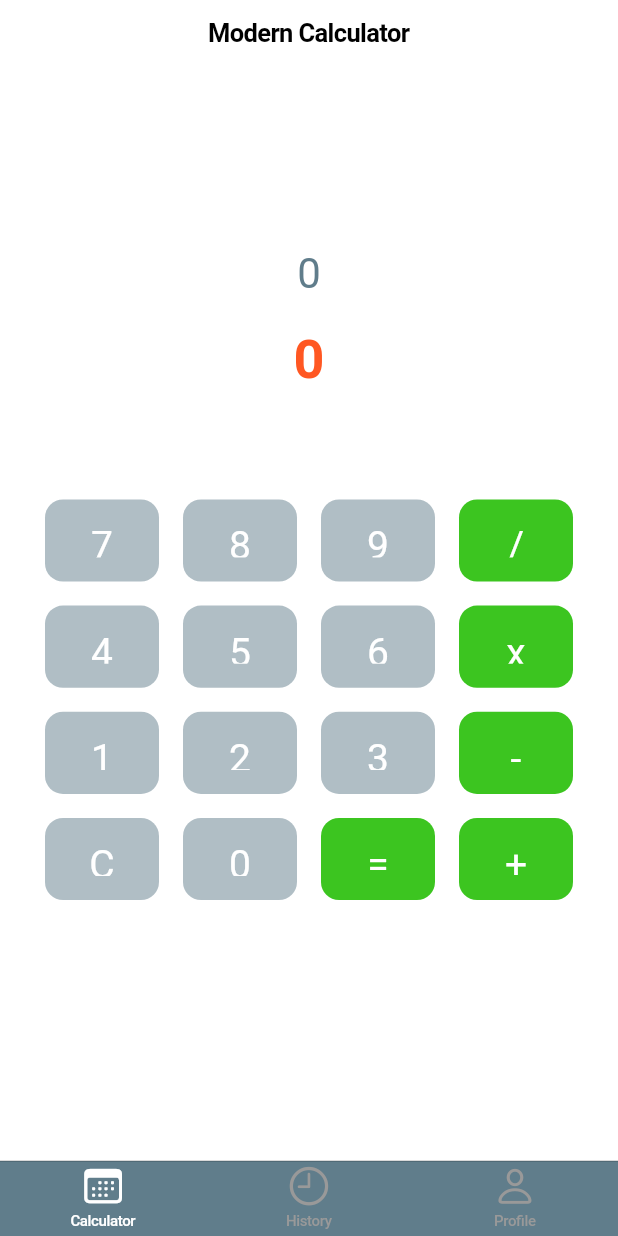
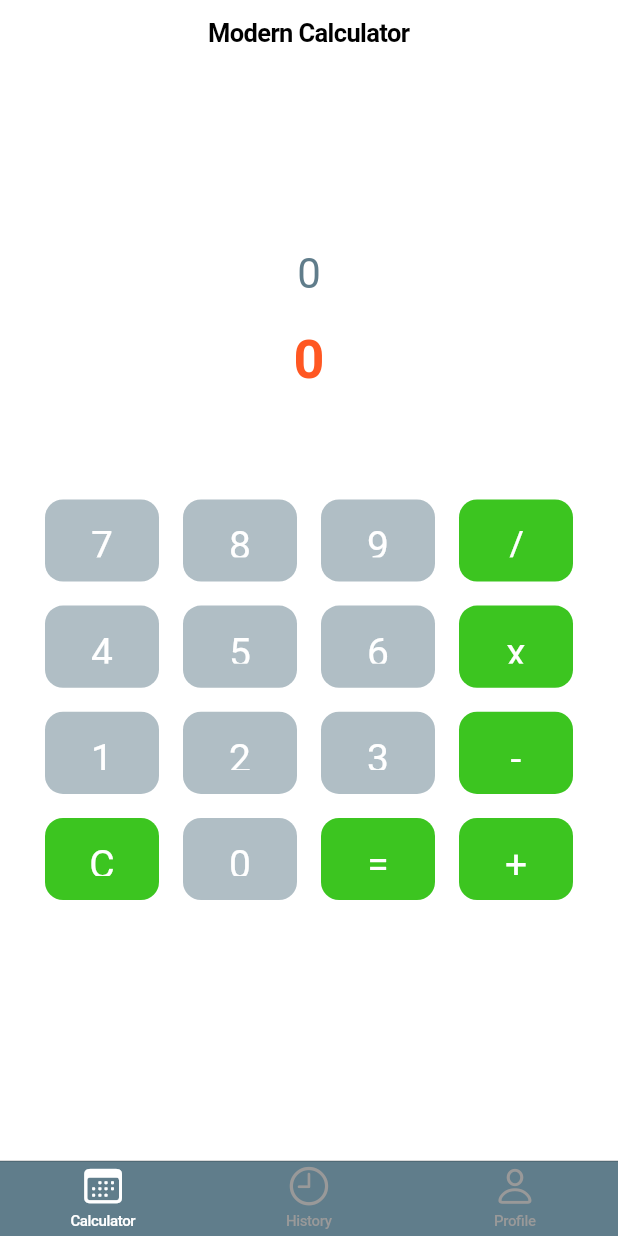
Before and after one commit to Yuki079/kalkulator, a Flutter app: the screen it shows after launch, on a phone screen of 412 x 824 dp. Run offline on Flutter 3.47's test engine with Material 3 defaults, Android fonts, the phone set to English and light mode, and no system bars; our stand-ins replace math_expressions.

Commit message:
button update

```diff
--- a/lib/main.dart
+++ b/lib/main.dart
@@ -149,7 +149,7 @@ class _CalculatorScreenState extends State<CalculatorScreen> {
   }
 
   Widget buildButton(String value) {
-    bool isOperator = "+-x/=c".contains(value);
+    bool isOperator = "+-x/=C".contains(value);
     return Padding(
       padding: const EdgeInsets.all(8.0),
       child: CupertinoButton(
```
